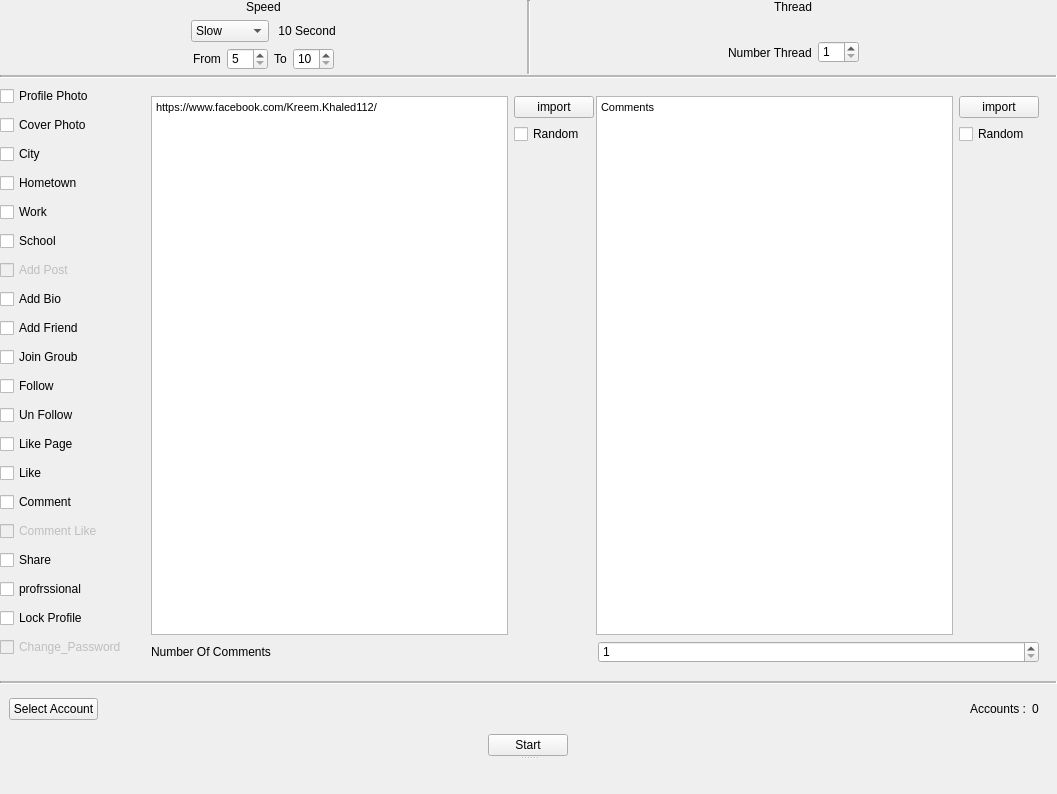
The window that ui/Public/Edit.ui (kreemkhaled112/GUI) describes before a commit, drawn with Qt 5.
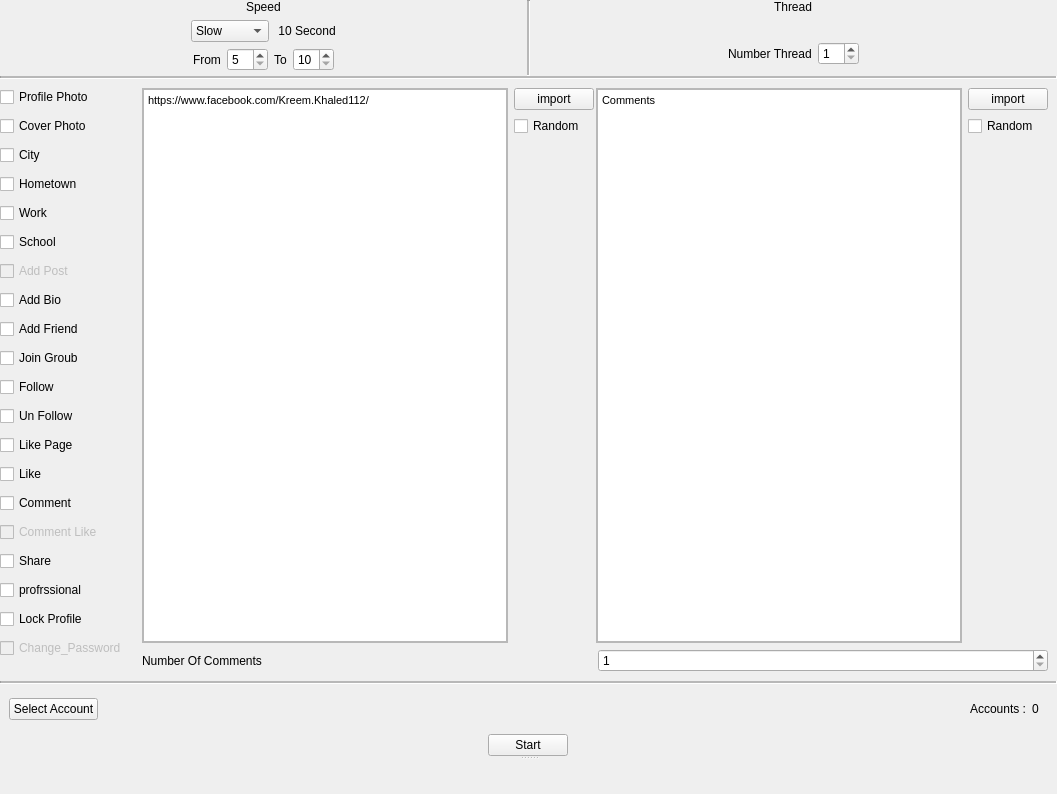
The same window after the commit. The open tabs and pages were chosen to show the change. Icons and pictures are not drawn.

Diff of the .ui file:
```diff
--- a/ui/Public/Edit.ui
+++ b/ui/Public/Edit.ui
@@ -14,24 +14,7 @@
    <string>Form</string>
   </property>
   <property name="styleSheet">
-   <string notr="true">QPushButton l{
-		border:none;
-		border-radius: 3px;
-		text-align: left;
-		padding: 8px 0 8px 15px;
-		color: #788596;
-	}
-
-	QPushButton:hover {
-		background-color: rgba( 86, 101, 115, 0.5);
-	}
-
-	QPushButton:checked {
-		color: #fff;
-	}
-QScrollArea{
-border: none;
-}</string>
+   <string notr="true"/>
   </property>
   <layout class="QGridLayout" name="gridLayout_11">
    <property name="leftMargin">
@@ -2393,6 +2376,18 @@
               <item row="0" column="0">
                <widget class="QWidget" name="widget_comment" native="true">
                 <layout class="QVBoxLayout" name="verticalLayout_25">
+                 <property name="leftMargin">
+                  <number>0</number>
+                 </property>
+                 <property name="topMargin">
+                  <number>0</number>
+                 </property>
+                 <property name="rightMargin">
+                  <number>0</number>
+                 </property>
+                 <property name="bottomMargin">
+                  <number>0</number>
+                 </property>
                  <item>
                   <widget class="QWidget" name="widget_3" native="true">
                    <layout class="QHBoxLayout" name="horizontalLayout">
@@ -2454,8 +2449,8 @@
                            <rect>
                             <x>0</x>
                             <y>0</y>
-                            <width>370</width>
-                            <height>545</height>
+                            <width>377</width>
+                            <height>557</height>
                            </rect>
                           </property>
                           <layout class="QGridLayout" name="gridLayout_52" rowstretch="0">
@@ -2570,8 +2565,8 @@
                            <rect>
                             <x>0</x>
                             <y>0</y>
-                            <width>369</width>
-                            <height>545</height>
+                            <width>376</width>
+                            <height>557</height>
                            </rect>
                           </property>
                           <layout class="QGridLayout" name="gridLayout_51" rowstretch="0">
```
Left out of the diff: 111 changed lines with no effect on the pictures.
